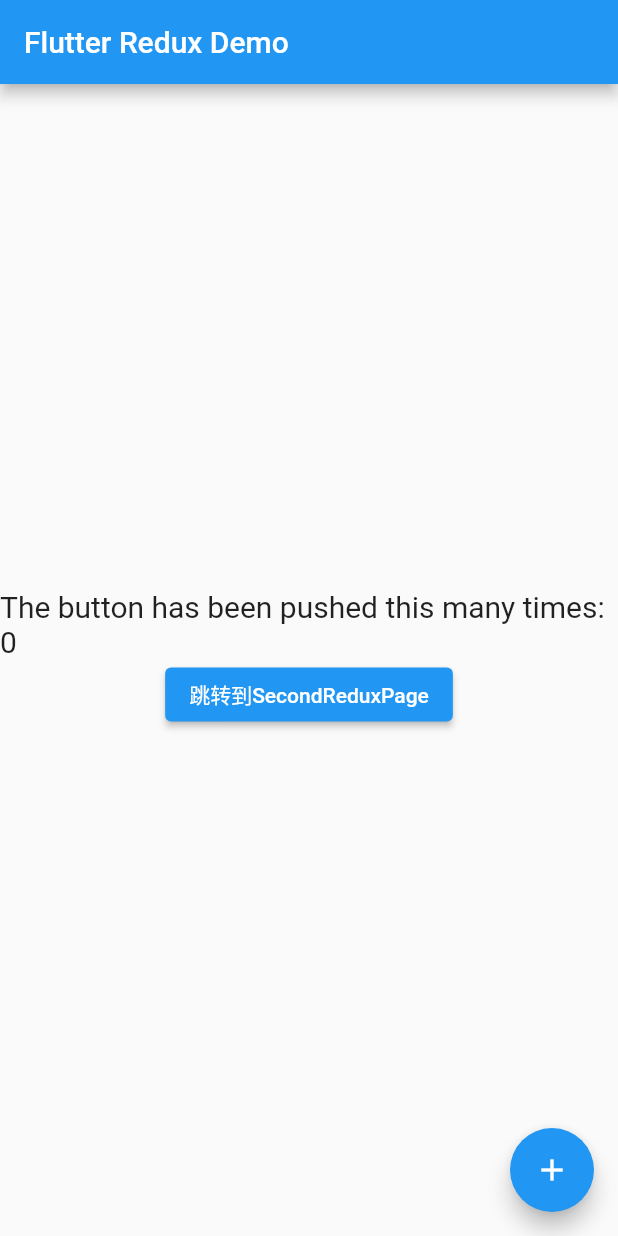
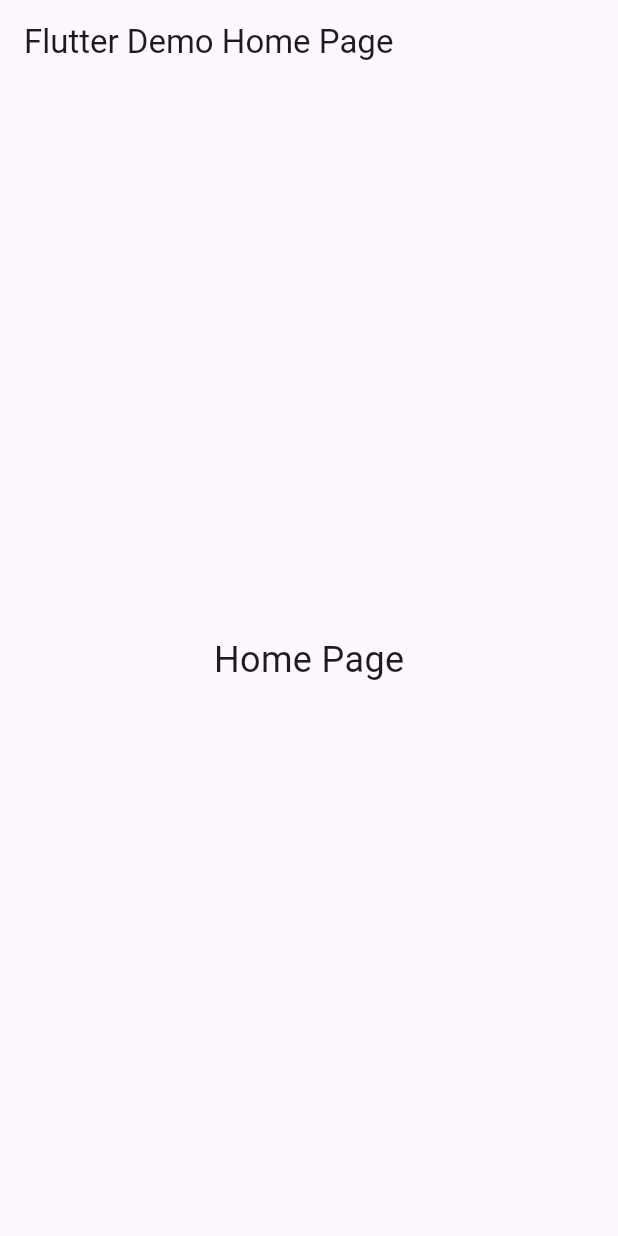
Before and after one commit to Huawei-yuan/fluttermodule, a Flutter app: the screen it shows after launch, on a phone screen of 412 x 824 dp. Run offline on Flutter 3.47's test engine with Material 2 defaults, Android fonts, the phone set to English and light mode, and no system bars; our stand-ins replace dio, flutter_redux, get, logger, redux, redux_thunk.

Commit message:
Flutter_redux 模式封装

```diff
--- /dev/null
+++ b/lib/AppRoutes.dart
@@ -0,0 +1,21 @@
+
+//抽离整个APP的路由
+import 'package:flutter/material.dart';
+import 'package:fluttermodule/pages/HomePage.dart';
+import 'package:fluttermodule/pages/SecondPage.dart';
+
+class AppRoutes {
+   static final Map<String, WidgetBuilder> routes = {
+     RouteKeys.home: (context) => HomePage(),
+     RouteKeys.secondPage: (context) => SecondPage(),
+   };
+
+   static WidgetBuilder? getPageBuilder(String routeName) {
+     return routes[routeName];
+   }
+}
+
+class RouteKeys {
+  static const String home = '/home';
+  static const String secondPage = '/secondPage';
+}
--- /dev/null
+++ b/lib/AppStates.dart
@@ -0,0 +1,29 @@
+
+import 'package:fluttermodule/beans/User.dart';
+
+import 'models/Models.dart';
+///定义Redux的AppState，用于存储Redux中的数据，全局共享，
+///其中包含用户信息，和数据模型列表
+class AppState {
+
+  final User user; //用户信息
+  final List<DataModel> data; //通用数据模型列表
+
+  AppState({required this.user, required this.data});
+}
+
+///增加计数器State
+class IncrementCounterState extends AppState {
+  final int counter;
+  IncrementCounterState({required super.user, required super.data, required this.counter});
+}
+
+///更新用户信息State
+class UpdateUserState extends AppState {
+  UpdateUserState({required super.user, required super.data});
+}
+
+///增加数据State
+class AddDataState extends AppState {
+  AddDataState({required super.user, required super.data});
+}
--- /dev/null
+++ b/lib/CustomApp.dart
@@ -0,0 +1,62 @@
+
+import 'package:flutter/material.dart';
+import 'package:fluttermodule/AppRoutes.dart';
+import 'package:fluttermodule/Loger/AppLoger.dart';
+import 'package:fluttermodule/beans/User.dart';
+import 'package:fluttermodule/pages/HomePage.dart';
+import 'package:redux/redux.dart';
+import 'package:flutter_redux/flutter_redux.dart';
+import 'package:redux_thunk/redux_thunk.dart';
+
+import 'dart:ui' as ui;
+
+import 'Actions.dart';
+import 'AppStates.dart';
+import 'Reducers.dart';
+
+///自定义APP类，用于封装应用程序的启动和路由逻辑，以及Redux
+class CustomApp extends StatelessWidget {
+
+  final Store<AppState> appStore = Store(
+      appReducers,
+      initialState: AppState(
+        user: User(id: "", name: "", gender: 1, age: 10),
+        data: []
+      ),
+    middleware: [thunkMiddleware]
+  );
+
+  @override
+  Widget build(BuildContext context) {
+    // *ModalRoute.of(context)?.settings.arguments?.toString()*/
+    String initialRoute = ui.window.defaultRouteName;
+    String? routeName = null;
+    String? paramsStr = null;
+    int index = initialRoute?.indexOf('?') ?? 0;
+    if (index > 0) {
+      routeName = initialRoute?.substring(0, index);
+      paramsStr = initialRoute?.substring(index + 1);
+    }
+    routeName ??= RouteKeys.home;
+    loger.i("initialRoute: $initialRoute"
+        "，routeName = $routeName"
+        ", paramsStr = $paramsStr");
+
+    final WidgetBuilder? initialWigetBuilder = AppRoutes.getPageBuilder(routeName);
+    loger.i("initialWidgetBuilder: $initialWigetBuilder");
+
+    final Widget initialPage = initialWigetBuilder != null ? initialWigetBuilder(context) : HomePage();
+    loger.i("initialPage: $initialPage");
+
+    return StoreProvider<AppState>(
+      store: appStore,
+      child: MaterialApp(
+        title: "Flutter Redux Demo",
+        theme: ThemeData.light(useMaterial3: true), //主题
+        home: initialPage,
+        routes: AppRoutes.routes,
+      ),
+    );
+  }
+
+}
--- /dev/null
+++ b/lib/beans/User.dart
@@ -0,0 +1,14 @@
+///用户信息
+class User {
+  final String id;
+  final String name;
+  final int gender;
+  final int age;
+
+  User({
+    required this.id,
+    required this.name,
+    required this.gender,
+    this.age = 10
+  });
+}
--- /dev/null
+++ b/lib/models/Models.dart
@@ -0,0 +1,21 @@
+///定义通用数据模型, 用于Redux AppState中数据模型的定义]
+///该模型包含所有数据类型都共享的属性和方法
+abstract class DataModel {
+  final String id;
+  final int createdTime = DateTime.now().millisecondsSinceEpoch;
+  DataModel({required this.id});
+}
+
+///公告类 继承自 DataModel
+class Post extends DataModel {
+  String title;//标题
+  String content;//内容
+  Post({required super.id, required this.title, required this.content});
+}
+
+///产品类 继承自 DataModel
+class Product extends DataModel {
+  String name;
+  double price;
+  Product({required super.id, required this.name, required this.price});
+}
--- a/lib/GetBuilderPage.dart
+++ b/lib/pages/GetBuilderPage.dart
@@ -1,9 +1,8 @@
 import 'package:flutter/material.dart';
 import 'package:fluttermodule/customwidgets/MultiShower.dart';
 import 'package:get/get.dart';
-
-import 'customwidgets/HandDrawnBoard.dart';
-import 'customwidgets/RunBall.dart';
+import 'package:fluttermodule/customwidgets/HandDrawnBoard.dart';
+import 'package:fluttermodule/customwidgets/RunBall.dart';
 
 class GetBuilderLogic extends GetxController {
   var count = 0;
--- /dev/null
+++ b/lib/pages/HomePage.dart
@@ -0,0 +1,21 @@
+import 'package:flutter/material.dart';
+
+//主页面
+class HomePage extends StatelessWidget {
+  @override
+  Widget build(BuildContext context) {
+    return Scaffold(
+      appBar: AppBar(
+        title: const Text('Flutter Demo Home Page'),
+      ),
+      body: const Center(
+        child: Text(
+          "Home Page",
+          style: TextStyle(
+            fontSize: 24,
+          ),
+        ),
+      ),
+    );
+  }
+}
--- a/lib/redux/ReduxExample.dart
+++ b/lib/redux/ReduxExample.dart
@@ -76,8 +76,8 @@ class FlutterReduxApp extends StatelessWidget {
                     converter: (store) => store.state.toString()),
                 Builder(builder: (builderContext) {
                   return ElevatedButton(
-                    onPressed: () =>
-                        Navigator.of(builderContext).pushNamed('/secondReduxPage'),
+                    onPressed: () => Navigator.of(builderContext)
+                        .pushNamed('/secondReduxPage'),
                     child: const Text("跳转到SecondReduxPage"),
                   );
                 })
--- a/pubspec.yaml
+++ b/pubspec.yaml
@@ -15,7 +15,7 @@ description: A new Flutter project for interactive with project AndroidAndFlutte
 # This version is used _only_ for the Runner app, which is used if you just do
 # a `flutter run` or a `flutter make-host-app-editable`. It has no impact
 # on any other native host app that you embed your Flutter project into.
-version: 1.0.0+1
+version: 1.0.1+1
 
 environment:
   sdk: '>=3.0.0 <4.0.0'
@@ -42,6 +42,9 @@ dev_dependencies:
   dio: ^5.3.2
 
   flutter_redux: ^0.10.0
+  redux_thunk: ^0.4.0 # 添加 redux-thunk
+
+  logger: ^2.0.2
 
 # For information on the generic Dart part of this file, see the
 # following page: https://dart.dev/tools/pub/pubspec
```
Also changed, not shown: lib/Actions.dart (added, +42 -0 lines), lib/Loger/AppLoger.dart (added, +60 -0 lines), lib/Reducers.dart (added, +32 -0 lines), lib/main.dart (+19 -17 lines), lib/pages/SecondPage.dart (added, +22 -0 lines), lib/pages/ObxLogicPage.dart (renamed from lib/ObxLogicPage.dart), pubspec.lock.
